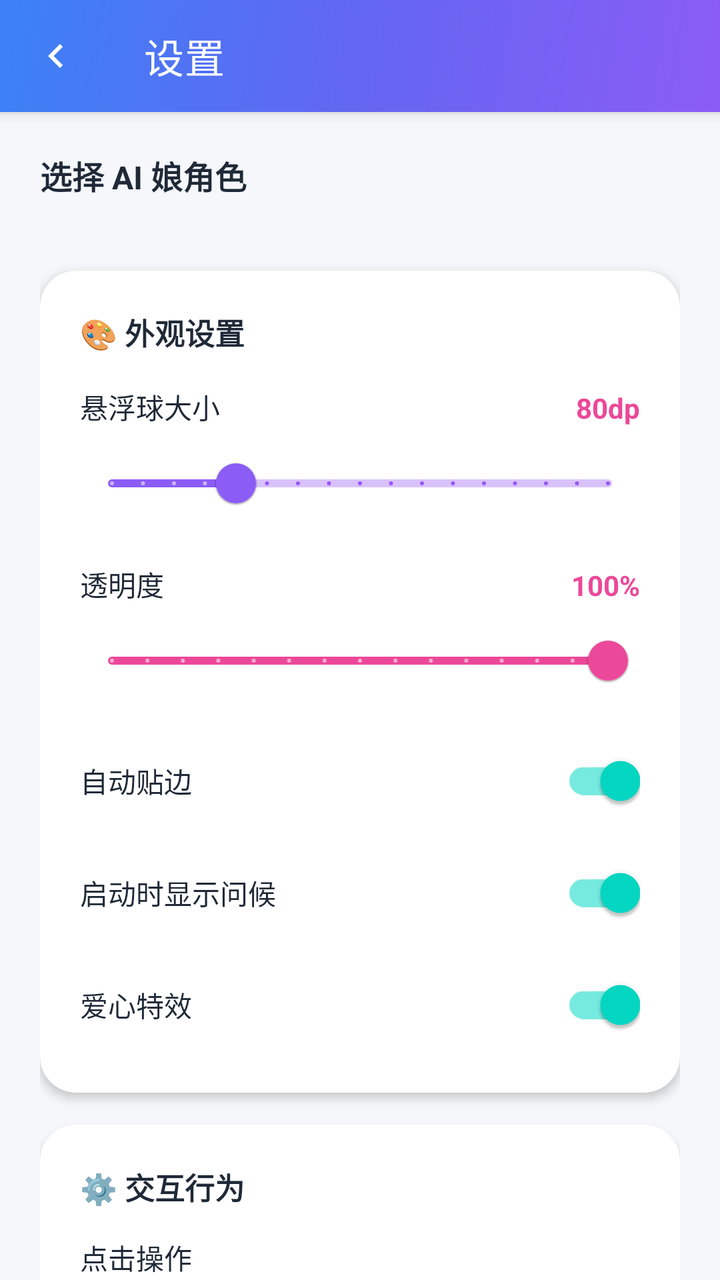
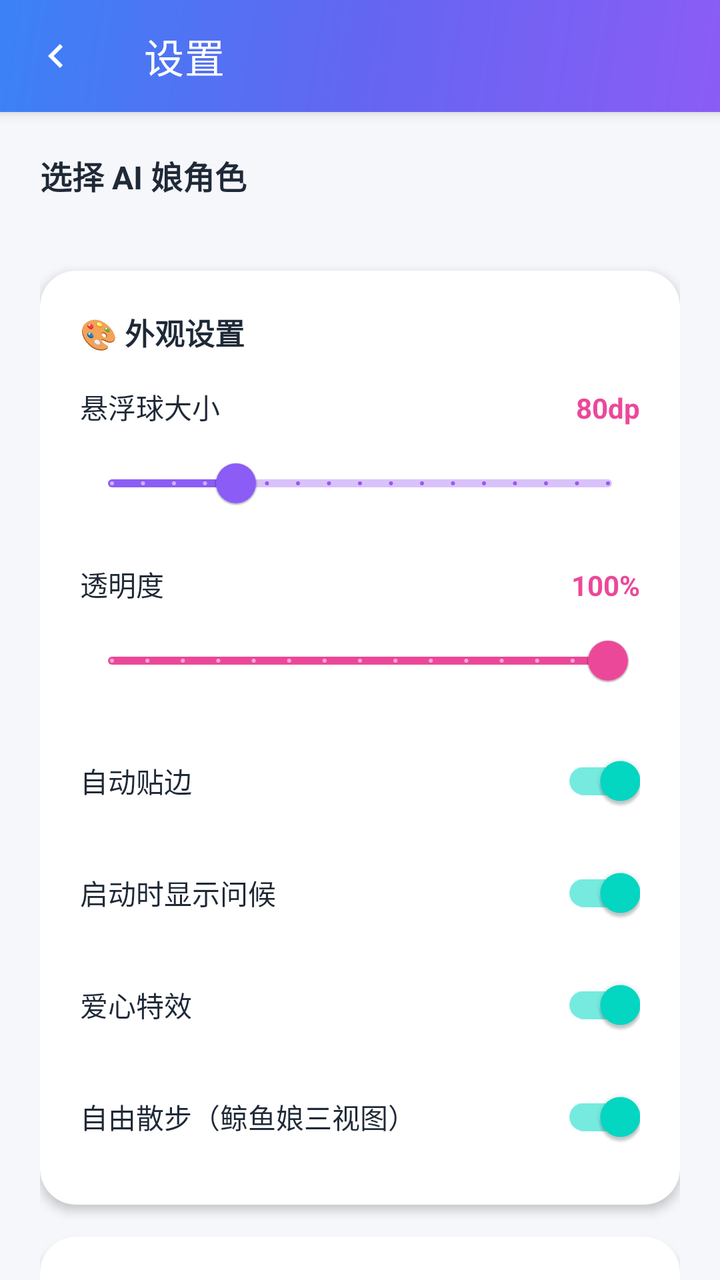

Before-and-after screenshots of an Android layout around one commit, followed by the original layout XML and the change that was made.
<!-- AndroidManifest.xml: application theme Theme.AIGirlFloatBall -->
<!-- res/layout/activity_settings.xml -->
<?xml version="1.0" encoding="utf-8"?>
<androidx.coordinatorlayout.widget.CoordinatorLayout xmlns:android="http://schemas.android.com/apk/res/android"
    xmlns:app="http://schemas.android.com/apk/res-auto"
    android:layout_width="match_parent"
    android:layout_height="match_parent"
    android:background="@color/bg_main">

    <com.google.android.material.appbar.AppBarLayout
        android:layout_width="match_parent"
        android:layout_height="wrap_content"
        android:background="@drawable/bg_header_gradient"
        android:theme="@style/ThemeOverlay.MaterialComponents.Dark.ActionBar">

        <com.google.android.material.appbar.MaterialToolbar
            android:id="@+id/toolbar"
            android:layout_width="match_parent"
            android:layout_height="?attr/actionBarSize"
            app:navigationIcon="@drawable/ic_back"
            app:title="@string/settings"
            app:titleTextColor="@color/white" />

    </com.google.android.material.appbar.AppBarLayout>

    <androidx.core.widget.NestedScrollView
        android:layout_width="match_parent"
        android:layout_height="match_parent"
        app:layout_behavior="@string/appbar_scrolling_view_behavior">

        <LinearLayout
            android:layout_width="match_parent"
            android:layout_height="wrap_content"
            android:orientation="vertical"
            android:padding="20dp">

            
            <TextView
                android:layout_width="wrap_content"
                android:layout_height="wrap_content"
                android:text="@string/character_select"
                android:textSize="16sp"
                android:textStyle="bold"
                android:textColor="@color/text_primary" />

            <androidx.recyclerview.widget.RecyclerView
                android:id="@+id/rvCharacters"
                android:layout_width="match_parent"
                android:layout_height="wrap_content"
                android:layout_marginTop="12dp"
                android:clipToPadding="false"
                android:paddingBottom="8dp" />

            
            <com.google.android.material.card.MaterialCardView
                android:layout_width="match_parent"
                android:layout_height="wrap_content"
                android:layout_marginTop="16dp"
                app:cardCornerRadius="18dp"
                app:cardElevation="3dp"
                app:cardBackgroundColor="@color/bg_card">

                <LinearLayout
                    android:layout_width="match_parent"
                    android:layout_height="wrap_content"
                    android:orientation="vertical"
                    android:padding="20dp">

                    <TextView
                        android:layout_width="wrap_content"
                        android:layout_height="wrap_content"
                        android:text="🎨 外观设置"
                        android:textSize="15sp"
                        android:textStyle="bold"
                        android:textColor="@color/text_primary" />

                    
                    <LinearLayout
                        android:layout_width="match_parent"
                        android:layout_height="wrap_content"
                        android:layout_marginTop="16dp"
                        android:orientation="vertical">

                        <LinearLayout
                            android:layout_width="match_parent"
                            android:layout_height="wrap_content"
                            android:orientation="horizontal">

                            <TextView
                                android:layout_width="0dp"
                                android:layout_height="wrap_content"
                                android:layout_weight="1"
                                android:text="@string/ball_size"
                                android:textColor="@color/text_primary" />

                            <TextView
                                android:id="@+id/tvSizeValue"
                                android:layout_width="wrap_content"
                                android:layout_height="wrap_content"
                                android:text="80dp"
                                android:textColor="@color/accent_maid"
                                android:textStyle="bold" />
                        </LinearLayout>

                        <com.google.android.material.slider.Slider
                            android:id="@+id/sliderSize"
                            android:layout_width="match_parent"
                            android:layout_height="wrap_content"
                            android:layout_marginTop="4dp"
                            android:valueFrom="60"
                            android:valueTo="140"
                            android:stepSize="5"
                            android:value="80"
                            app:trackColorActive="@color/accent_mage"
                            app:thumbColor="@color/accent_mage" />
                    </LinearLayout>

                    
                    <LinearLayout
                        android:layout_width="match_parent"
                        android:layout_height="wrap_content"
                        android:layout_marginTop="16dp"
                        android:orientation="vertical">

                        <LinearLayout
                            android:layout_width="match_parent"
                            android:layout_height="wrap_content"
                            android:orientation="horizontal">

                            <TextView
                                android:layout_width="0dp"
                                android:layout_height="wrap_content"
                                android:layout_weight="1"
                                android:text="@string/ball_opacity"
                                android:textColor="@color/text_primary" />

                            <TextView
                                android:id="@+id/tvOpacityValue"
                                android:layout_width="wrap_content"
                                android:layout_height="wrap_content"
                                android:text="100%"
                                android:textColor="@color/accent_maid"
                                android:textStyle="bold" />
                        </LinearLayout>

                        <com.google.android.material.slider.Slider
                            android:id="@+id/sliderOpacity"
                            android:layout_width="match_parent"
                            android:layout_height="wrap_content"
                            android:layout_marginTop="4dp"
                            android:valueFrom="30"
                            android:valueTo="100"
                            android:stepSize="5"
                            android:value="100"
                            app:trackColorActive="@color/accent_maid"
                            app:thumbColor="@color/accent_maid" />
                    </LinearLayout>

                    <com.google.android.material.switchmaterial.SwitchMaterial
                        android:id="@+id/switchAutoEdge"
                        android:layout_width="match_parent"
                        android:layout_height="wrap_content"
                        android:layout_marginTop="12dp"
                        android:checked="true"
                        android:text="@string/auto_edge"
                        android:textColor="@color/text_primary" />

                    <com.google.android.material.switchmaterial.SwitchMaterial
                        android:id="@+id/switchHello"
                        android:layout_width="match_parent"
                        android:layout_height="wrap_content"
                        android:layout_marginTop="8dp"
                        android:checked="true"
                        android:text="@string/show_hello"
                        android:textColor="@color/text_primary" />

                    <com.google.android.material.switchmaterial.SwitchMaterial
                        android:id="@+id/switchHeart"
                        android:layout_width="match_parent"
                        android:layout_height="wrap_content"
                        android:layout_marginTop="8dp"
                        android:checked="true"
                        android:text="爱心特效"
                        android:textColor="@color/text_primary" />

                </LinearLayout>
            </com.google.android.material.card.MaterialCardView>

            
            <com.google.android.material.card.MaterialCardView
                android:layout_width="match_parent"
                android:layout_height="wrap_content"
                android:layout_marginTop="16dp"
                app:cardCornerRadius="18dp"
                app:cardElevation="3dp"
                app:cardBackgroundColor="@color/bg_card">

                <LinearLayout
                    android:layout_width="match_parent"
                    android:layout_height="wrap_content"
                    android:orientation="vertical"
                    android:padding="20dp">

                    <TextView
                        android:layout_width="wrap_content"
                        android:layout_height="wrap_content"
                        android:text="⚙️ 交互行为"
                        android:textSize="15sp"
                        android:textStyle="bold"
                        android:textColor="@color/text_primary" />

                    <TextView
                        android:layout_width="wrap_content"
                        android:layout_height="wrap_content"
                        android:layout_marginTop="14dp"
                        android:text="@string/click_action"
                        android:textColor="@color/text_primary" />

                    <com.google.android.material.textfield.TextInputLayout
                        android:layout_width="match_parent"
                        android:layout_height="wrap_content"
                        android:layout_marginTop="8dp"
                        style="@style/Widget.MaterialComponents.TextInputLayout.OutlinedBox.ExposedDropdownMenu"
                        app:boxCornerRadiusTopStart="12dp"
                        app:boxCornerRadiusTopEnd="12dp"
                        app:boxCornerRadiusBottomStart="12dp"
                        app:boxCornerRadiusBottomEnd="12dp">

                        <AutoCompleteTextView
                            android:id="@+id/actvClickAction"
                            android:layout_width="match_parent"
                            android:layout_height="wrap_content"
                            android:inputType="none"
                            android:paddingVertical="6dp"
                            android:text="@string/action_hello" />
                    </com.google.android.material.textfield.TextInputLayout>

                </LinearLayout>
            </com.google.android.material.card.MaterialCardView>

            <com.google.android.material.button.MaterialButton
                android:id="@+id/btnSaveAndRestart"
                android:layout_width="match_parent"
                android:layout_height="wrap_content"
                android:layout_marginTop="24dp"
                android:text="保存并重启悬浮球"
                app:cornerRadius="16dp"
                android:backgroundTint="@color/purple_500" />

        </LinearLayout>

    </androidx.core.widget.NestedScrollView>

</androidx.coordinatorlayout.widget.CoordinatorLayout>
<!-- resources referenced by this layout -->
<resources>
  <color name="accent_mage">#FF8B5CF6</color>
  <color name="accent_maid">#FFEC4899</color>
  <color name="bg_card">#FFFFFFFF</color>
  <color name="bg_main">#FFF5F7FA</color>
  <color name="purple_500">#FF6200EE</color>
  <color name="text_primary">#FF1F2937</color>
  <color name="white">#FFFFFFFF</color>
  <!-- drawable bg_header_gradient (drawable) -->
  <?xml version="1.0" encoding="utf-8"?>
  <shape xmlns:android="http://schemas.android.com/apk/res/android"
      android:shape="rectangle">
      <gradient
          android:angle="135"
          android:startColor="#8B5CF6"
          android:centerColor="#6366F1"
          android:endColor="#3B82F6" />
  </shape>
  <!-- drawable ic_back (drawable) -->
  <?xml version="1.0" encoding="utf-8"?>
  <vector xmlns:android="http://schemas.android.com/apk/res/android"
      android:width="24dp"
      android:height="24dp"
      android:viewportWidth="24"
      android:viewportHeight="24">
      <path
          android:fillColor="#FFFFFF"
          android:pathData="M15.41,7.41 14,6 L8,12 L14,18 L15.41,16.59 L10.83,12 Z" />
  </vector>
  <string name="action_hello">弹出问候</string>
  <string name="auto_edge">自动贴边</string>
  <string name="ball_opacity">透明度</string>
  <string name="ball_size">悬浮球大小</string>
  <string name="character_select">选择 AI 娘角色</string>
  <string name="click_action">点击操作</string>
  <string name="settings">设置</string>
  <string name="show_hello">启动时显示问候</string>
  <style name="Theme.AIGirlFloatBall" parent="Theme.MaterialComponents.DayNight.NoActionBar">
          <item name="colorPrimary">@color/purple_500</item>
          <item name="colorPrimaryVariant">@color/purple_700</item>
          <item name="colorOnPrimary">@color/white</item>
          <item name="colorSecondary">@color/teal_200</item>
          <item name="colorSecondaryVariant">@color/teal_700</item>
          <item name="colorOnSecondary">@color/black</item>
          <item name="android:statusBarColor">?attr/colorPrimaryVariant</item>
          <item name="android:windowLightStatusBar" tools:targetApi="m">false</item>
      </style>
  <color name="purple_700">#FF3700B3</color>
  <color name="teal_200">#FF03DAC5</color>
  <color name="teal_700">#FF018786</color>
  <color name="black">#FF000000</color>
</resources>

<!-- the commit's change to res/layout/activity_settings.xml (unified diff, before → after) -->
@@ -181,6 +181,15 @@
                         android:text="爱心特效"
                         android:textColor="@color/text_primary" />
 
+                    <com.google.android.material.switchmaterial.SwitchMaterial
+                        android:id="@+id/switchWander"
+                        android:layout_width="match_parent"
+                        android:layout_height="wrap_content"
+                        android:layout_marginTop="8dp"
+                        android:checked="true"
+                        android:text="自由散步（鲸鱼娘三视图）"
+                        android:textColor="@color/text_primary" />
+
                 </LinearLayout>
             </com.google.android.material.card.MaterialCardView>
 
@@ -236,6 +245,67 @@
                 </LinearLayout>
             </com.google.android.material.card.MaterialCardView>
 
+            
+            <com.google.android.material.card.MaterialCardView
+                android:layout_width="match_parent"
+                android:layout_height="wrap_content"
+                android:layout_marginTop="16dp"
+                app:cardCornerRadius="18dp"
+                app:cardElevation="3dp"
+                app:cardBackgroundColor="@color/bg_card">
+
+                <LinearLayout
+                    android:layout_width="match_parent"
+                    android:layout_height="wrap_content"
+                    android:orientation="vertical"
+                    android:padding="20dp">
+
+                    <TextView
+                        android:layout_width="wrap_content"
+                        android:layout_height="wrap_content"
+                        android:text="🐳 DeepSeek"
+                        android:textSize="15sp"
+                        android:textStyle="bold"
+                        android:textColor="@color/text_primary" />
+
+                    <TextView
+                        android:layout_width="wrap_content"
+                        android:layout_height="wrap_content"
+                        android:layout_marginTop="12dp"
+                        android:text="API Key（聊天 / 余额查询）"
+                        android:textColor="@color/text_primary" />
+
+                    <com.google.android.material.textfield.TextInputLayout
+                        android:layout_width="match_parent"
+                        android:layout_height="wrap_content"
+                        android:layout_marginTop="8dp"
+                        style="@style/Widget.MaterialComponents.TextInputLayout.OutlinedBox"
+                        app:boxCornerRadiusTopStart="12dp"
+                        app:boxCornerRadiusTopEnd="12dp"
+                        app:boxCornerRadiusBottomStart="12dp"
+                        app:boxCornerRadiusBottomEnd="12dp">
+
+                        <com.google.android.material.textfield.TextInputEditText
+                            android:id="@+id/etApiKey"
+                            android:layout_width="match_parent"
+                            android:layout_height="wrap_content"
+                            android:hint="sk-..."
+                            android:inputType="textPassword"
+                            android:paddingVertical="6dp" />
+                    </com.google.android.material.textfield.TextInputLayout>
+
+                    <com.google.android.material.switchmaterial.SwitchMaterial
+                        android:id="@+id/switchBalance"
+                        android:layout_width="match_parent"
+                        android:layout_height="wrap_content"
+                        android:layout_marginTop="8dp"
+                        android:checked="false"
+                        android:text="显示 DeepSeek 余额"
+                        android:textColor="@color/text_primary" />
+
+                </LinearLayout>
+            </com.google.android.material.card.MaterialCardView>
+
             <com.google.android.material.button.MaterialButton
                 android:id="@+id/btnSaveAndRestart"
                 android:layout_width="match_parent"
